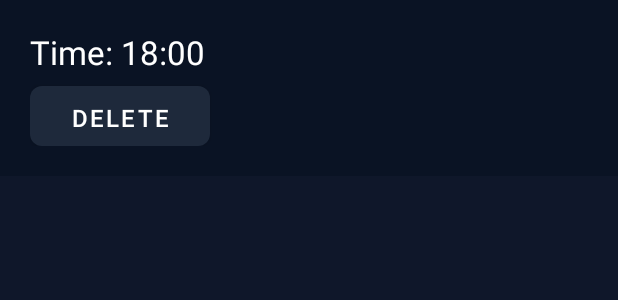
After one commit to anavaicum/WAKEY, an Android app: the layout item_alarm.xml on its own in the app's theme, with its tools: preview values and no code run, on a phone screen of 412 x 824 dp. The commit adds this screen. Shown: the top 300 px of the screen. Run offline under Robolectric (Android 15) with nearby library versions, the phone set to English and light mode, and no system bars.

Commit message:
Clean alarm list layout and fix adapter references

```diff
--- a/app/src/main/java/com/wakey/database/AlarmDao.java
+++ b/app/src/main/java/com/wakey/database/AlarmDao.java
@@ -3,6 +3,7 @@ package com.wakey.database;
 import androidx.room.Dao;
 import androidx.room.Insert;
 import androidx.room.Query;
+import androidx.room.Delete;
 
 import java.util.List;
 
@@ -14,4 +15,9 @@ public interface AlarmDao {
 
     @Query("SELECT * FROM AlarmEntity")
     List<AlarmEntity> getAllAlarms();
+
+    @Delete
+    void deleteAlarm(AlarmEntity alarm);
+
+
 }
--- /dev/null
+++ b/app/src/main/res/drawable/button_bg.xml
@@ -0,0 +1,14 @@
+<?xml version="1.0" encoding="utf-8"?>
+<shape xmlns:android="http://schemas.android.com/apk/res/android"
+    android:shape="rectangle">
+
+    <solid android:color="#182640"/>
+    <corners android:radius="8dp"/>
+
+    <padding
+        android:left="12dp"
+        android:top="6dp"
+        android:right="12dp"
+        android:bottom="6dp" />
+
+</shape>
--- /dev/null
+++ b/app/src/main/res/layout/item_alarm.xml
@@ -0,0 +1,26 @@
+<?xml version="1.0" encoding="utf-8"?>
+<LinearLayout xmlns:android="http://schemas.android.com/apk/res/android"
+    android:layout_width="match_parent"
+    android:layout_height="wrap_content"
+    android:orientation="vertical"
+    android:background="#0A1324"
+    android:padding="20dp">
+
+    <TextView
+        android:id="@+id/alarmTime"
+        android:layout_width="wrap_content"
+        android:layout_height="wrap_content"
+        android:text="Time: 18:00"
+        android:textSize="22sp"
+        android:textColor="#FFFFFF"
+        android:layout_marginBottom="8dp"/>
+
+    <Button
+        android:id="@+id/deleteAlarmBtn"
+        android:layout_width="120dp"
+        android:layout_height="40dp"
+        android:text="DELETE"
+        android:textSize="16sp"
+        android:textColor="#FFFFFF"
+        android:background="@drawable/button_bg"/>
+</LinearLayout>
```
Also changed, not shown: app/src/main/AndroidManifest.xml (+8 -1 lines), app/src/main/java/com/wakey/activities/AlarmActivity.java (+14 -5 lines), app/src/main/java/com/wakey/activities/AlarmListActivity.java (added, +33 -0 lines), app/src/main/java/com/wakey/adapters/AlarmListAdapter.java (added, +62 -0 lines), app/src/main/res/layout/activity_alarm_list.xml (added, +15 -0 lines).
